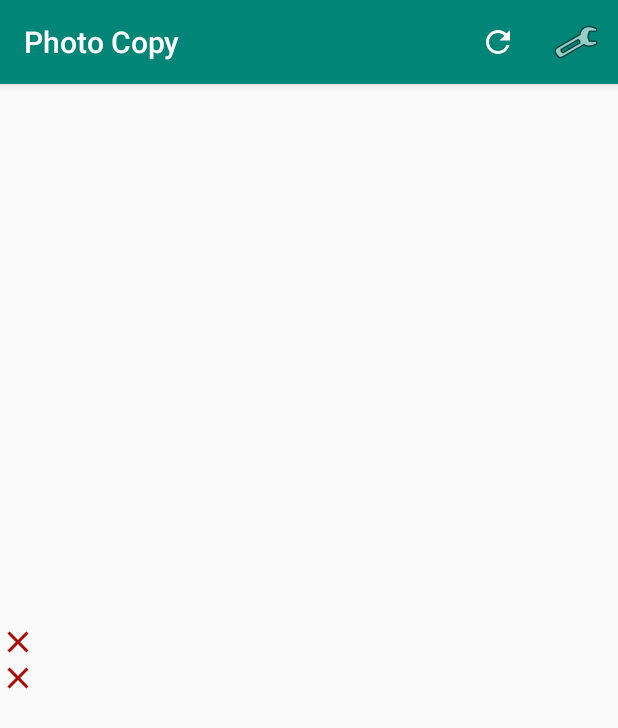
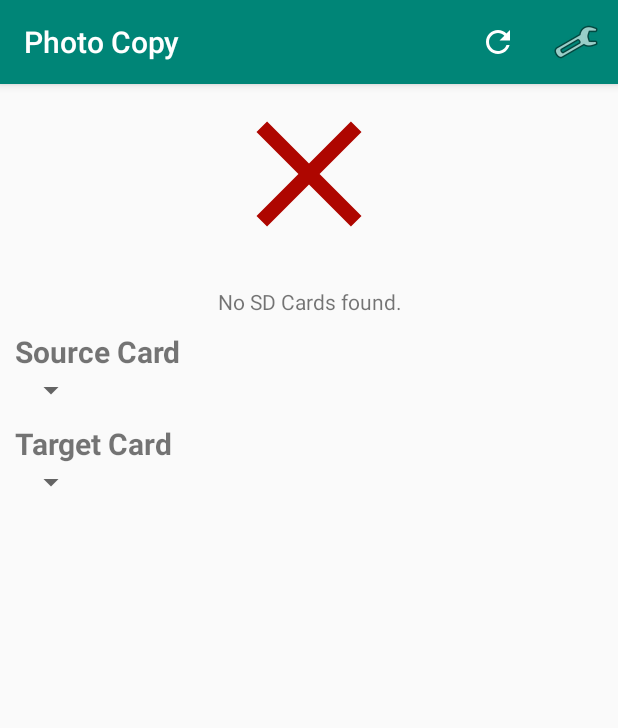
Before and after one commit to klassm/android_photo_backup, an Android app: the screen it shows after launch (MainActivity), on a phone screen of 412 x 824 dp. Shown: the top 728 px of the screen. Run offline under Robolectric (Android 15) with nearby library versions, the phone set to English and light mode, and no system bars.

Commit message:
New UI for selecting source / target

```diff
--- a/app/src/main/AndroidManifest.xml
+++ b/app/src/main/AndroidManifest.xml
@@ -15,7 +15,11 @@
         android:theme="@style/AppTheme">
         <activity
             android:name=".ui.settings.SettingsActivity"
-            android:label="@string/settings_activity_title" />
+            android:label="@string/settings_activity_title">
+            <meta-data
+                android:name="android.support.PARENT_ACTIVITY"
+                android:value=".MainActivity" />
+        </activity>
         <activity android:name=".MainActivity">
             <intent-filter>
                 <action android:name="android.intent.action.MAIN" />
--- a/app/src/main/java/li/klass/photo_copy/Extensions.kt
+++ b/app/src/main/java/li/klass/photo_copy/Extensions.kt
@@ -1,7 +1,11 @@
 package li.klass.photo_copy
 
 import android.content.ContentResolver
+import android.system.Os
 import androidx.documentfile.provider.DocumentFile
+import androidx.lifecycle.LiveData
+import androidx.lifecycle.MediatorLiveData
+import li.klass.photo_copy.model.StorageVolumeStats
 import java.security.MessageDigest
 import java.util.*
 
@@ -20,3 +24,37 @@ fun ContentResolver.md5Hash(documentFile: DocumentFile): String {
     md5.update(bytes)
     return String(md5.digest()).toUpperCase(Locale.getDefault())
 }
+
+fun ContentResolver.volumeStats(documentFile: DocumentFile): StorageVolumeStats {
+    val stats = Os.fstatvfs(openFileDescriptor(documentFile.uri, "r")?.fileDescriptor)
+
+    return StorageVolumeStats(
+        totalBytes = stats.f_blocks * stats.f_frsize,
+        availableBytes = stats.f_bavail * stats.f_frsize
+    )
+}
+
+fun <X, T, Z> nullableCombineLatest(first: LiveData<X?>, second: LiveData<T?>, combineFunction: (X?, T?) -> Z?): LiveData<Z> {
+    val finalLiveData: MediatorLiveData<Z> = MediatorLiveData()
+
+    var firstEmitted = false
+    var firstValue: X? = null
+
+    var secondEmitted = false
+    var secondValue: T? = null
+    finalLiveData.addSource(first) { value ->
+        firstEmitted = true
+        firstValue = value
+        if (firstEmitted && secondEmitted) {
+            finalLiveData.value = combineFunction(firstValue, secondValue)
+        }
+    }
+    finalLiveData.addSource(second) { value ->
+        secondEmitted = true
+        secondValue = value
+        if (firstEmitted && secondEmitted) {
+            finalLiveData.value = combineFunction(firstValue, secondValue)
+        }
+    }
+    return finalLiveData
+}
--- a/app/src/main/java/li/klass/photo_copy/MainActivity.kt
+++ b/app/src/main/java/li/klass/photo_copy/MainActivity.kt
@@ -52,4 +52,8 @@ class MainActivity : AppCompatActivity() {
         }
         return super.onOptionsItemSelected(item)
     }
+
+    override fun onActivityResult(requestCode: Int, resultCode: Int, data: Intent?) {
+        super.onActivityResult(requestCode, resultCode, data)
+    }
 }
--- a/app/src/main/java/li/klass/photo_copy/model/MountedVolume.kt
+++ b/app/src/main/java/li/klass/photo_copy/model/MountedVolume.kt
@@ -3,4 +3,8 @@ package li.klass.photo_copy.model
 import android.os.storage.StorageVolume
 import androidx.documentfile.provider.DocumentFile
 
-data class MountedVolume(val file: DocumentFile, val volume: StorageVolume)
+data class StorageVolumeStats(val totalBytes: Long, val availableBytes: Long) {
+    val usedBytes: Long = totalBytes - availableBytes
+}
+
+data class MountedVolume(val file: DocumentFile, val volume: StorageVolume, val stats: StorageVolumeStats)
--- a/app/src/main/java/li/klass/photo_copy/service/ExternalStorageHandler.kt
+++ b/app/src/main/java/li/klass/photo_copy/service/ExternalStorageHandler.kt
@@ -3,11 +3,15 @@ package li.klass.photo_copy.service
 import android.app.Activity
 import android.content.Intent
 import android.net.Uri
+import android.os.StatFs
 import android.os.storage.StorageManager
 import android.os.storage.StorageVolume
+import android.system.Os.fstatvfs
 import androidx.core.content.ContextCompat
 import androidx.documentfile.provider.DocumentFile
 import li.klass.photo_copy.model.MountedVolume
+import li.klass.photo_copy.volumeStats
+import java.util.*
 
 data class ExternalVolumes(
     val available: List<MountedVolume>,
@@ -20,7 +24,6 @@ class ExternalStorageHandler(private val activity: Activity) {
     private val contentResolver = activity.contentResolver!!
 
     fun getExternalVolumes(): ExternalVolumes {
-
         val alreadyMountedAndAvailableVolumes = contentResolver.persistedUriPermissions
             .asSequence()
             .filter { it.isReadPermission && it.isWritePermission }
@@ -28,24 +31,21 @@ class ExternalStorageHandler(private val activity: Activity) {
             .filterNotNull()
             .map { it to findVolumeFor(it) }
             .filter { (_, volume) -> volume != null }
-            .map { (file, volume) -> MountedVolume(file, volume!!) }
+            .map { (file, volume) -> mountedVolumeFor(file, volume!!) }
             .toList()
 
         val missingVolumes = removableVolumes().filterNot { volume ->
             alreadyMountedAndAvailableVolumes.any { it.volume == volume }
         }
+
         return ExternalVolumes(
             available = alreadyMountedAndAvailableVolumes,
             missing = missingVolumes
         )
     }
 
-    fun requestAccessFor(externalVolumes: ExternalVolumes) {
-        externalVolumes.missing
-            .forEach {
-                activity.startActivityForResult(it.createOpenDocumentTreeIntent(), 1)
-            }
-    }
+    fun accessIntentsFor(externalVolumes: ExternalVolumes) =
+        externalVolumes.missing.map { it.createOpenDocumentTreeIntent() }
 
     fun onAccessGranted(uri: Uri): MountedVolume? {
         activity.contentResolver?.apply {
@@ -56,7 +56,7 @@ class ExternalStorageHandler(private val activity: Activity) {
         val documentFile = DocumentFile.fromTreeUri(activity, uri) ?: return null
         val volume = findVolumeFor(documentFile)
 
-        return volume?.let { MountedVolume(documentFile, it) }
+        return volume?.let { mountedVolumeFor(documentFile, it) }
     }
 
     private fun findVolumeFor(file: DocumentFile): StorageVolume? =
@@ -65,4 +65,7 @@ class ExternalStorageHandler(private val activity: Activity) {
     private fun removableVolumes() = storageManager.storageVolumes
         .filter { it.uuid != null }
         .filter { it.isRemovable }
+
+    private fun mountedVolumeFor(file: DocumentFile, volume: StorageVolume) =
+        MountedVolume(file, volume, contentResolver.volumeStats(file))
 }
--- a/app/src/main/java/li/klass/photo_copy/ui/main/MainFragment.kt
+++ b/app/src/main/java/li/klass/photo_copy/ui/main/MainFragment.kt
@@ -11,11 +11,10 @@ import android.os.Bundle
 import android.view.LayoutInflater
 import android.view.View
 import android.view.ViewGroup
-import android.widget.ImageView
-import android.widget.TextView
-import androidx.core.content.ContextCompat.getDrawable
+import android.widget.AdapterView
 import androidx.documentfile.provider.DocumentFile
 import androidx.fragment.app.Fragment
+import androidx.lifecycle.MutableLiveData
 import androidx.lifecycle.Observer
 import androidx.lifecycle.ViewModelProviders
 import kotlinx.android.synthetic.main.copying_progress.view.*
@@ -26,10 +25,12 @@ import kotlinx.coroutines.launch
 import li.klass.photo_copy.R
 import li.klass.photo_copy.model.MountedVolume
 import li.klass.photo_copy.model.SdCardDocument
+import li.klass.photo_copy.model.SdCardDocument.PossibleTargetSdCard
+import li.klass.photo_copy.model.SdCardDocument.SourceSdCard
+import li.klass.photo_copy.nullableCombineLatest
 import li.klass.photo_copy.service.ExternalStorageHandler
 import li.klass.photo_copy.service.SdCardCopier
 import li.klass.photo_copy.service.SdCardDocumentDivider
-
 
 class MainFragment : Fragment() {
 
@@ -63,7 +64,6 @@ class MainFragment : Fragment() {
         activity?.registerReceiver(broadcastReceiver, IntentFilter().apply {
             addAction(RELOAD_SD_CARDS)
         })
-        queryUsbDevices()
     }
 
     override fun onPause() {
@@ -90,7 +90,19 @@ class MainFragment : Fragment() {
         super.onActivityCreated(savedInstanceState)
 
         viewModel = ViewModelProviders.of(this).get(MainViewModel::class.java)
-        viewModel.externalStorageDrives.observe(this, Observer(::updateUI))
+        viewModel.externalStorageDrives.observe(this, Observer(::handleExternalStorageChange))
+        val sdCardSelection = nullableCombineLatest(
+            viewModel.selectedSourceCard,
+            viewModel.selectedTargetCard
+        ) { source, target -> source to target }
+        sdCardSelection.observe(
+            this,
+            Observer<Pair<SourceSdCard?, PossibleTargetSdCard?>> { (source, target) ->
+                handleSourceTargetChange(source, target)
+            })
+
+
+        start_copying.setOnClickListener { startCopying() }
 
         queryUsbDevices()
     }
@@ -99,60 +111,87 @@ class MainFragment : Fragment() {
         val myContext = activity ?: return
         val externalStorageHandler = ExternalStorageHandler(myContext)
         val externalStorage = externalStorageHandler.getExternalVolumes()
+        println(externalStorage)
+        viewModel.selectedTargetCard.value = null
+        viewModel.selectedSourceCard.value = null
         viewModel.externalStorageDrives.value = externalStorage.available
-        externalStorageHandler.requestAccessFor(externalStorage)
+        externalStorageHandler.accessIntentsFor(externalStorage)
+            .forEach { startActivityForResult(it, 0)}
     }
 
-    private fun updateUI(files: List<MountedVolume>) {
+    private fun handleExternalStorageChange(volumes: List<MountedVolume>) {
         val activity = activity ?: return
-        val result = SdCardDocumentDivider(activity).divide(files)
-        val sources = result.filterIsInstance<SdCardDocument.SourceSdCard>()
-        update(
-            list = sources,
-            imageView = sourceImage, textView = sourceText
-        )
-        val targets = result.filterIsInstance<SdCardDocument.PossibleTargetSdCard>()
-        update(
-            list = targets,
-            imageView = targetImage, textView = targetText
-        )
 
-        val canCopy = sources.size == 1 && targets.size == 1
+        val result = SdCardDocumentDivider(activity).divide(volumes)
+        val sourceCards = result.filterIsInstance<SourceSdCard>()
+        val targetCards = result.filterIsInstance<PossibleTargetSdCard>()
+
+        sourceCard.adapter = SdCardAdapter(activity, sourceCards)
+        targetCard.adapter = SdCardAdapter(activity, targetCards)
+        sourceCard.onItemSelectedListener =
+            spinnerListenerFor(sourceCards, viewModel.selectedSourceCard)
+        targetCard.onItemSelectedListener =
+            spinnerListenerFor(targetCards, viewModel.selectedTargetCard)
+
+        updateImageAndErrorMessage()
+    }
+
+    private fun handleSourceTargetChange(source: SourceSdCard?, target: PossibleTargetSdCard?) {
+        val canCopy = source != null && target != null
         start_copying.visibility = if (canCopy) View.VISIBLE else View.GONE
-        if (canCopy) {
+        val activity = activity
+        if (canCopy && activity != null) {
             val filesToCopy = SdCardCopier(activity.contentResolver, activity)
-                .getFilesToCopy(sources[0], targets[0])
+                .getFilesToCopy(source!!, target!!)
             start_copying.text = resources.getQuantityString(
                 R.plurals.start_copying,
                 filesToCopy.size,
                 filesToCopy.size
             )
-            start_copying.setOnClickListener {
-                startCopying()
-            }
         }
+        updateImageAndErrorMessage()
     }
 
-    private fun update(list: List<SdCardDocument>, imageView: ImageView, textView: TextView) {
-        val context = imageView.context
-        val text = list.joinToString(separator = ",") { it.volume.volume.getDescription(context) }
+    private fun updateImageAndErrorMessage() {
+        val context = activity ?: return
+        if (viewModel.externalStorageDrives.value.isNullOrEmpty()) {
+            statusImage.setImageDrawable(context.getDrawable(R.drawable.ic_cross_red))
+            errorMessage.text = context.getText(R.string.no_sd_cards)
+            return
+        }
 
-        textView.text = text
-        imageView.setImageDrawable(
-            getDrawable(
-                context,
-                if (list.size != 1) R.drawable.ic_cross_red else R.drawable.ic_check_green
-            )
-        )
+        if (viewModel.selectedSourceCard.value == null || viewModel.selectedTargetCard.value == null) {
+            statusImage.setImageDrawable(context.getDrawable(R.drawable.ic_question_answer_blue))
+            errorMessage.text = context.getText(R.string.no_source_or_target)
+            return
+        }
+
+        errorMessage.text = ""
+        statusImage.setImageDrawable(context.getDrawable(R.drawable.ic_check_green))
+    }
+
+    private fun <T : SdCardDocument> spinnerListenerFor(
+        items: List<T>, toUpdate: MutableLiveData<T?>
+    ) = object : AdapterView.OnItemSelectedListener {
+        override fun onItemSelected(
+            parent: AdapterView<*>?,
+            view: View?,
+            position: Int,
+            id: Long
+        ) {
+            toUpdate.value = items[position]
+        }
+
+        override fun onNothingSelected(parent: AdapterView<*>?) {
+            toUpdate.value = null
+        }
     }
 
     @SuppressLint("SetTextI18n")
     fun startCopying() {
         val activity = activity ?: return
-        val result =
-            SdCardDocumentDivider(activity).divide(viewModel.externalStorageDrives.value ?: emptyList())
-        val source = result.filterIsInstance<SdCardDocument.SourceSdCard>()[0]
-        val target = result.filterIsInstance<SdCardDocument.PossibleTargetSdCard>()[0]
+        val source = viewModel.selectedSourceCard.value ?: return
+        val target = viewModel.selectedTargetCard.value ?: return
 
         val view = LayoutInflater.from(activity).inflate(R.layout.copying_progress, null)
         val dialog = AlertDialog.Builder(activity)
--- a/app/src/main/java/li/klass/photo_copy/ui/main/MainViewModel.kt
+++ b/app/src/main/java/li/klass/photo_copy/ui/main/MainViewModel.kt
@@ -1,16 +1,12 @@
 package li.klass.photo_copy.ui.main
 
-import androidx.documentfile.provider.DocumentFile
 import androidx.lifecycle.MutableLiveData
 import androidx.lifecycle.ViewModel
-import androidx.lifecycle.viewModelScope
-import kotlinx.coroutines.launch
 import li.klass.photo_copy.model.MountedVolume
 import li.klass.photo_copy.model.SdCardDocument
-import li.klass.photo_copy.service.SdCardCopier
-import li.klass.photo_copy.service.SdCardDocumentDivider
 
 class MainViewModel : ViewModel() {
     val externalStorageDrives: MutableLiveData<List<MountedVolume>> = MutableLiveData()
-
+    val selectedSourceCard: MutableLiveData<SdCardDocument.SourceSdCard?> = MutableLiveData()
+    val selectedTargetCard: MutableLiveData<SdCardDocument.PossibleTargetSdCard?> = MutableLiveData()
 }
--- /dev/null
+++ b/app/src/main/java/li/klass/photo_copy/ui/main/SdCardAdapter.kt
@@ -0,0 +1,54 @@
+package li.klass.photo_copy.ui.main
+
+import android.content.Context
+import android.view.LayoutInflater
+import android.view.View
+import android.view.ViewGroup
+import android.widget.BaseAdapter
+import kotlinx.android.synthetic.main.sdcard_dropdown_item.view.*
+import li.klass.photo_copy.R
+import li.klass.photo_copy.model.SdCardDocument
+
+class SdCardAdapter<T : SdCardDocument>(
+    private val context: Context,
+    private val objects: List<T>
+) : BaseAdapter() {
+    override fun getItem(position: Int) = objects[position]
+
+    override fun getItemId(position: Int): Long = position.toLong()
+
+    override fun getCount(): Int = objects.size
+
+    override fun getView(position: Int, convertView: View?, parent: ViewGroup): View {
+        val item = getItem(position)
+        val view = convertView ?: LayoutInflater.from(context).inflate(
+            R.layout.sdcard_dropdown_item,
+            parent,
+            false
+        )
+
+        view.name.text = item.volume.volume.getDescription(context)
+        view.space.text = spaceTextFor(item)
+        view.tag = item
+
+        return view
+    }
+
+    private fun spaceTextFor(item: T): String {
+        val stats = item.volume.stats
+        return context.getString(
+            R.string.sdcard_dropdown_space,
+            sizeTextFor(stats.availableBytes), sizeTextFor(stats.usedBytes)
+        )
+    }
+
+    private fun sizeTextFor(bytes: Long): String {
+        if (bytes / GB > 1) return "${(bytes / GB).toInt()} GB"
+        return "${(bytes / MB).toInt()} MB"
+    }
+
+    companion object {
+        const val MB: Float = (1024 * 1024).toFloat()
+        const val GB: Float = (MB * 1024)
+    }
+}
--- /dev/null
+++ b/app/src/main/res/drawable/ic_question_answer_blue.xml
@@ -0,0 +1,5 @@
+<vector android:height="24dp" android:tint="#0025A6"
+    android:viewportHeight="24.0" android:viewportWidth="24.0"
+    android:width="24dp" xmlns:android="http://schemas.android.com/apk/res/android">
+    <path android:fillColor="#FF000000" android:pathData="M21,6h-2v9L6,15v2c0,0.55 0.45,1 1,1h11l4,4L22,7c0,-0.55 -0.45,-1 -1,-1zM17,12L17,3c0,-0.55 -0.45,-1 -1,-1L3,2c-0.55,0 -1,0.45 -1,1v14l4,-4h10c0.55,0 1,-0.45 1,-1z"/>
+</vector>
--- a/app/src/main/res/layout/main_fragment.xml
+++ b/app/src/main/res/layout/main_fragment.xml
@@ -5,44 +5,61 @@
     android:id="@+id/main"
     android:layout_width="match_parent"
     android:layout_height="match_parent"
+    android:layout_marginStart="10dp"
+    android:layout_marginEnd="10dp"
     tools:context="li.klass.photo_copy.ui.main.MainFragment">
 
+    <ImageView
+        android:id="@+id/statusImage"
+        android:layout_width="120dp"
+        android:layout_height="120dp"
+        android:adjustViewBounds="true"
+        android:contentDescription="@string/status_image"
+        android:scaleType="fitCenter"
+        android:src="@drawable/ic_cross_red"
+        app:layout_constraintStart_toStartOf="parent"
+        app:layout_constraintEnd_toEndOf="parent"
+        app:layout_constraintTop_toTopOf="parent" />
 
-    <TableLayout
-        android:id="@+id/tableLayout"
+    <TextView
+        android:id="@+id/errorMessage"
+        android:layout_width="wrap_content"
+        android:layout_height="wrap_content"
+        android:layout_marginTop="15dp"
+        app:layout_constraintStart_toStartOf="parent"
+        app:layout_constraintEnd_toEndOf="parent"
+        android:textAlignment="center"
+        app:layout_constraintTop_toBottomOf="@id/statusImage"/>
+
+    <LinearLayout
+        app:layout_constraintStart_toStartOf="parent"
+        app:layout_constraintTop_toBottomOf="@id/errorMessage"
+        android:id="@+id/selectSourceTarget"
         android:layout_width="match_parent"
         android:layout_height="wrap_content"
-        app:layout_constraintBottom_toBottomOf="parent"
-        app:layout_constraintEnd_toEndOf="parent"
-        app:layout_constraintStart_toStartOf="parent"
-        app:layout_constraintTop_toTopOf="parent">
+        android:orientation="vertical">
 
-        <TableRow
-            android:layout_width="match_parent"
-            android:layout_height="match_parent">
+        <TextView
+            android:layout_width="wrap_content"
+            android:layout_height="wrap_content"
+            android:text="@string/source"
+            style="@style/selectionCategory"/>
+        <androidx.appcompat.widget.AppCompatSpinner
+            android:id="@+id/sourceCard"
+            android:layout_width="wrap_content"
+            android:layout_height="wrap_content"/>
 
-            <ImageView
-                android:id="@+id/sourceImage"
-                android:contentDescription="@string/source_image"
-                android:src="@drawable/ic_cross_red" />
+        <TextView
+            android:layout_width="wrap_content"
+            android:layout_height="wrap_content"
+            android:text="@string/target"
+            style="@style/selectionCategory"/>
 
-            <TextView
-                android:id="@+id/sourceText"
-                android:text="@string/no_external_devices" />
-        </TableRow>
-
-        <TableRow>
-
-            <ImageView
-                android:id="@+id/targetImage"
-                android:contentDescription="@string/target_image"
-                android:src="@drawable/ic_cross_red" />
-
-            <TextView
-                android:id="@+id/targetText"
-                android:text="@string/no_external_devices" />
-        </TableRow>
-    </TableLayout>
+        <androidx.appcompat.widget.AppCompatSpinner
+            android:id="@+id/targetCard"
+            android:layout_width="wrap_content"
+            android:layout_height="wrap_content"/>
+    </LinearLayout>
 
     <Button
         style="@style/Widget.AppCompat.Button.Colored"
--- a/app/src/main/res/values/strings.xml
+++ b/app/src/main/res/values/strings.xml
@@ -1,10 +1,5 @@
 <resources>
     <string name="app_name">Photo Copy</string>
-    <string name="source_caption">Source Cards</string>
-    <string name="target_caption">Target Cards</string>
-    <string name="source_image">sourceImage</string>
-    <string name="target_image">targetImage</string>
-    <string name="no_external_devices">No content found</string>
     <string name="refresh">Refresh</string>
     <plurals name="start_copying">
         <item quantity="one">Copy %d file</item>
@@ -16,9 +11,16 @@
     <string name="copying_dialog_current_file">Current file:</string>
     <string name="copying_dialog_current_file_index_separator">of</string>
 
-
     <string name="settings_activity_title">Settings</string>
     <string name="settings_verify_md5_hash">Verify MD5 Hash of copied files</string>
     <string name="settings_verify_md5_hash_summary">Ensures the integrity of copied files - so that you can be sure that the copied files is exactly the same as the source file.</string>
     <string name="settings_target_directory_name">Target directory name</string>
+    <string name="status_image">status_image</string>
+
+    <string name="source">Source Card</string>
+    <string name="target">Target Card</string>
+    <string name="sdcard_dropdown_space">Free: %s, Used: %s</string>
+
+    <string name="no_sd_cards">No SD Cards found.</string>
+    <string name="no_source_or_target">Please select a source and target card.</string>
 </resources>
--- a/app/src/main/res/values/styles.xml
+++ b/app/src/main/res/values/styles.xml
@@ -8,4 +8,10 @@
         <item name="colorAccent">@color/colorAccent</item>
     </style>
 
+    <style name="selectionCategory">
+        <item name="android:textStyle">bold</item>
+        <item name="android:textSize">20sp</item>
+        <item name="android:layout_marginTop">10dp</item>
+    </style>
+
 </resources>
```
Also changed, not shown: app/src/main/java/li/klass/photo_copy/ui/settings/SettingsActivity.kt (+9 -0 lines), app/src/main/res/layout/sdcard_dropdown_item.xml (added, +14 -0 lines).
